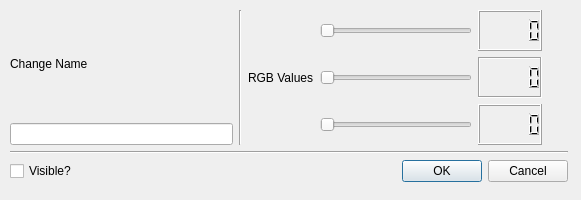
Above: Worksheets/6/ProjectName/dialog.ui from Joel-Ch/2023_20458561 before the change. Below: the same form after it.
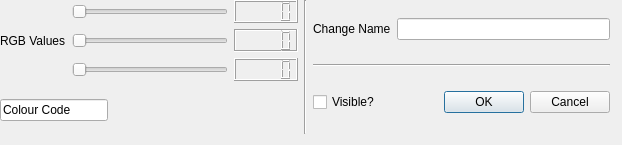
That is the form after the change.

Commit message: Entirely rewrote the colour section of the code so there is now a lineEdit to enter colours in the format #RRGGBB.

```diff
--- a/Worksheets/6/ProjectName/dialog.ui
+++ b/Worksheets/6/ProjectName/dialog.ui
@@ -6,8 +6,8 @@
    <rect>
     <x>0</x>
     <y>0</y>
-    <width>581</width>
-    <height>200</height>
+    <width>622</width>
+    <height>145</height>
    </rect>
   </property>
   <property name="windowTitle">
@@ -16,40 +16,17 @@
   <widget class="QWidget" name="">
    <property name="geometry">
     <rect>
-     <x>10</x>
-     <y>10</y>
-     <width>558</width>
-     <height>172</height>
+     <x>0</x>
+     <y>0</y>
+     <width>610</width>
+     <height>134</height>
     </rect>
    </property>
-   <layout class="QVBoxLayout" name="verticalLayout_4">
-    <item>
      <layout class="QHBoxLayout" name="horizontalLayout_5">
       <item>
-       <layout class="QVBoxLayout" name="verticalLayout_2">
+     <layout class="QVBoxLayout" name="verticalLayout_5">
         <item>
-         <layout class="QHBoxLayout" name="horizontalLayout_4">
-          <item>
-           <widget class="QLabel" name="label">
-            <property name="text">
-             <string>Change Name</string>
-            </property>
-           </widget>
-          </item>
-         </layout>
-        </item>
-        <item>
-         <widget class="QLineEdit" name="lineEdit"/>
-        </item>
-       </layout>
-      </item>
-      <item>
-       <widget class="Line" name="line_2">
-        <property name="orientation">
-         <enum>Qt::Vertical</enum>
-        </property>
-       </widget>
-      </item>
+       <layout class="QHBoxLayout" name="horizontalLayout_7">
       <item>
        <widget class="QLabel" name="label_2">
         <property name="text">
@@ -58,8 +35,6 @@
        </widget>
       </item>
       <item>
-       <layout class="QVBoxLayout" name="verticalLayout_3">
-        <item>
          <layout class="QVBoxLayout" name="verticalLayout">
           <item>
            <layout class="QHBoxLayout" name="horizontalLayout_2">
@@ -121,9 +96,24 @@
        </layout>
       </item>
       <item>
+       <layout class="QHBoxLayout" name="horizontalLayout_8">
+        <item>
+         <widget class="QLineEdit" name="ColourValue">
+          <property name="sizePolicy">
+           <sizepolicy hsizetype="Fixed" vsizetype="Fixed">
+            <horstretch>0</horstretch>
+            <verstretch>0</verstretch>
+           </sizepolicy>
+          </property>
+          <property name="text">
+           <string>Colour Code</string>
+          </property>
+         </widget>
+        </item>
+        <item>
        <widget class="QWidget" name="ColourDisplay" native="true">
         <property name="sizePolicy">
-         <sizepolicy hsizetype="Maximum" vsizetype="Preferred">
+           <sizepolicy hsizetype="Expanding" vsizetype="Preferred">
           <horstretch>0</horstretch>
           <verstretch>0</verstretch>
          </sizepolicy>
@@ -138,8 +128,33 @@
       </item>
      </layout>
     </item>
+     </layout>
+    </item>
     <item>
-     <widget class="Line" name="line_3">
+     <widget class="Line" name="line">
+      <property name="orientation">
+       <enum>Qt::Vertical</enum>
+      </property>
+     </widget>
+    </item>
+    <item>
+     <layout class="QVBoxLayout" name="verticalLayout_3">
+      <item>
+       <layout class="QHBoxLayout" name="horizontalLayout_4">
+        <item>
+         <widget class="QLabel" name="label">
+          <property name="text">
+           <string>Change Name</string>
+          </property>
+         </widget>
+        </item>
+        <item>
+         <widget class="QLineEdit" name="lineEdit"/>
+        </item>
+       </layout>
+      </item>
+      <item>
+       <widget class="Line" name="line_2">
       <property name="orientation">
        <enum>Qt::Horizontal</enum>
       </property>
@@ -173,6 +188,11 @@
      </layout>
     </item>
    </layout>
+    </item>
+    <item>
+     <layout class="QVBoxLayout" name="verticalLayout_2"/>
+    </item>
+   </layout>
   </widget>
  </widget>
  <resources/>
```
Left out of the diff: 32 changed lines with no effect on the pictures. Lines whose indentation alone changed are shown as unchanged. The commit also changes 2 other files.
